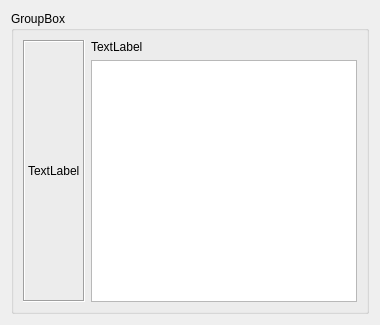
First picture: the form in cimagewidget.ui, repository birkeh/qtStoryWriter, before the edit.
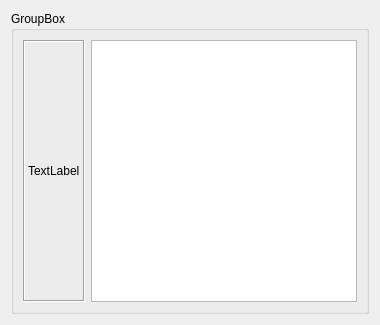
Second picture: the form after the edit. Custom widgets are drawn as their Qt base class.

Diff of the .ui file:
```diff
--- a/cimagewidget.ui
+++ b/cimagewidget.ui
@@ -19,13 +19,10 @@
      <property name="title">
       <string>GroupBox</string>
      </property>
-     <layout class="QGridLayout" name="gridLayout_2">
+     <layout class="QGridLayout" name="gridLayout">
       <item row="0" column="0">
-       <layout class="QGridLayout" name="gridLayout">
-        <item row="1" column="1">
-         <widget class="cTextEdit" name="m_lpDescription"/>
-        </item>
-        <item row="0" column="0" rowspan="2">
+       <layout class="QHBoxLayout" name="horizontalLayout">
+        <item>
          <widget class="QLabel" name="m_lpImage">
           <property name="frameShape">
            <enum>QFrame::Box</enum>
@@ -38,12 +35,8 @@
           </property>
          </widget>
         </item>
-        <item row="0" column="1">
-         <widget class="QLabel" name="m_lpType">
-          <property name="text">
-           <string>TextLabel</string>
-          </property>
-         </widget>
+        <item>
+         <widget class="cTextEdit" name="m_lpDescription"/>
         </item>
        </layout>
       </item>
```
